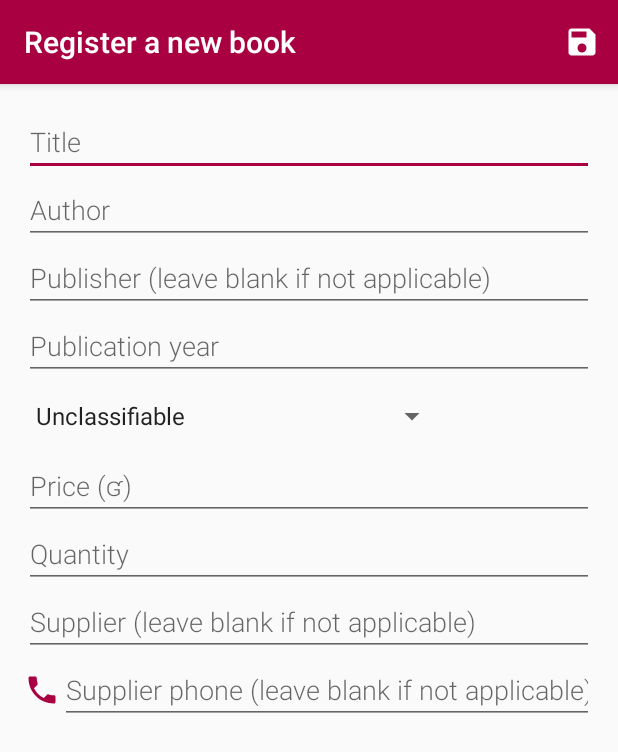
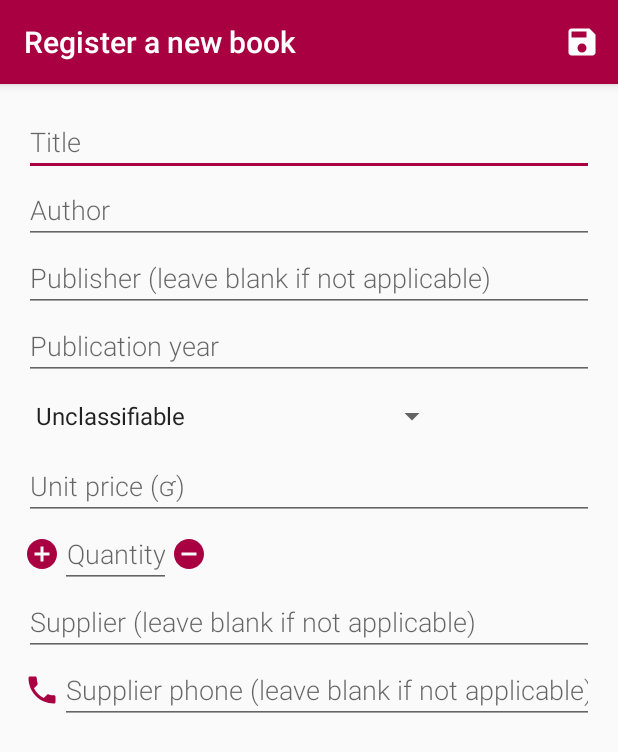
Before and after one commit to r4dixx/Flourish-And-Blotts-Book-Registry, an Android app: the NewEntryActivity screen opened directly, with no data from a screen before it, on a phone screen of 412 x 824 dp. Shown: the top 752 px of the screen. Run offline under Robolectric (Android 15) with nearby library versions, the light colour scheme and no system bars.

Commit message:
:sparkles: +/- capabilities for "quantity" when adding/editing a book

```diff
--- a/app/src/main/java/com/r4dixx/fbbookregistry/NewEntryActivity.java
+++ b/app/src/main/java/com/r4dixx/fbbookregistry/NewEntryActivity.java
@@ -113,6 +113,27 @@ public class NewEntryActivity extends AppCompatActivity implements LoaderManager
                 }
             }
         });
+    }
+
+    public void increment(View v) {
+        int quantity = 0;
+        if (!TextUtils.isEmpty(mQuantityET.getText())) {
+            quantity = Integer.parseInt(mQuantityET.getText().toString().trim());
+        }
+        mQuantityET.setText(String.valueOf(quantity + 1));
+        mBookChanged = true;
+    }
+
+    public void decrement(View v) {
+        int quantity = 0;
+        if (!TextUtils.isEmpty(mQuantityET.getText())) {
+            quantity = Integer.parseInt(mQuantityET.getText().toString().trim());
+        }
+        if ((quantity - 1) >= 0) {
+            quantity--;
+        }
+        mQuantityET.setText(String.valueOf(quantity));
+        mBookChanged = true;
     }
 
     private void setSpinner() {
@@ -387,7 +408,6 @@ public class NewEntryActivity extends AppCompatActivity implements LoaderManager
             int year = curs.getInt(yearColIndex);
             int subject = curs.getInt(subjectColIndex);
             int price = curs.getInt(priceColIndex);
-            int quantity = curs.getInt(quantityColIndex);
             String supplier = curs.getString(supplierColIndex);
             String phone = curs.getString(phoneColIndex);
 
@@ -396,7 +416,6 @@ public class NewEntryActivity extends AppCompatActivity implements LoaderManager
             mPublisherET.setText(publisher);
             mYearET.setText(String.valueOf(year));
             mPriceET.setText(String.valueOf(price));
-            mQuantityET.setText(String.valueOf(quantity));
             mSupplierET.setText(supplier);
             mSupplierPhoneET.setText(phone);
 
@@ -478,7 +497,7 @@ public class NewEntryActivity extends AppCompatActivity implements LoaderManager
         mPublisherET.getText().clear();
         mYearET.getText().clear();
         mPriceET.getText().clear();
-        mQuantityET.getText().clear();
+        mQuantityET.setText("1");
         mSupplierET.getText().clear();
         mSupplierPhoneET.getText().clear();
         mSubjectSpin.setSelection(0);
--- /dev/null
+++ b/app/src/main/res/drawable-v21/ic_add_circle_accent_24dp.xml
@@ -0,0 +1,4 @@
+<?xml version="1.0" encoding="UTF-8" standalone="no"?>
+<vector xmlns:android="http://schemas.android.com/apk/res/android" android:height="24dp" android:viewportHeight="24.0" android:viewportWidth="24.0" android:width="24dp">
+    <path android:fillColor="#a80041" android:pathData="M12,2C6.48,2 2,6.48 2,12s4.48,10 10,10 10,-4.48 10,-10S17.52,2 12,2zM17,13h-4v4h-2v-4L7,13v-2h4L11,7h2v4h4v2z"/>
+</vector>
--- /dev/null
+++ b/app/src/main/res/drawable-v21/ic_remove_circle_accent_24dp.xml
@@ -0,0 +1,4 @@
+<?xml version="1.0" encoding="UTF-8" standalone="no"?>
+<vector xmlns:android="http://schemas.android.com/apk/res/android" android:height="24dp" android:viewportHeight="24.0" android:viewportWidth="24.0" android:width="24dp">
+    <path android:fillColor="#a80041" android:pathData="M12,2C6.48,2 2,6.48 2,12s4.48,10 10,10 10,-4.48 10,-10S17.52,2 12,2zM17,13L7,13v-2h10v2z"/>
+</vector>
--- /dev/null
+++ b/app/src/main/res/drawable/ic_add_circle_accent_24dp.xml
@@ -0,0 +1,4 @@
+<?xml version="1.0" encoding="UTF-8" standalone="no"?>
+<vector xmlns:android="http://schemas.android.com/apk/res/android" android:height="24dp" android:viewportHeight="24.0" android:viewportWidth="24.0" android:width="24dp">
+    <path android:fillColor="#a80041" android:pathData="M12,2C6.48,2 2,6.48 2,12s4.48,10 10,10 10,-4.48 10,-10S17.52,2 12,2zM17,13h-4v4h-2v-4L7,13v-2h4L11,7h2v4h4v2z"/>
+</vector>
--- /dev/null
+++ b/app/src/main/res/drawable/ic_remove_circle_accent_24dp.xml
@@ -0,0 +1,4 @@
+<?xml version="1.0" encoding="UTF-8" standalone="no"?>
+<vector xmlns:android="http://schemas.android.com/apk/res/android" android:height="24dp" android:viewportHeight="24.0" android:viewportWidth="24.0" android:width="24dp">
+    <path android:fillColor="#a80041" android:pathData="M12,2C6.48,2 2,6.48 2,12s4.48,10 10,10 10,-4.48 10,-10S17.52,2 12,2zM17,13L7,13v-2h10v2z"/>
+</vector>
--- a/app/src/main/res/layout/content_new_entry.xml
+++ b/app/src/main/res/layout/content_new_entry.xml
@@ -60,13 +60,44 @@
             android:hint="@string/hint_price"
             android:inputType="number" />
 
-        <EditText
-            android:id="@+id/edit_book_quantity"
-            style="@style/EditTextTheme"
+        <LinearLayout
             android:layout_width="match_parent"
-            android:layout_height="wrap_content"
-            android:hint="@string/hint_quantity"
-            android:inputType="number" />
+            android:layout_height="match_parent"
+            android:orientation="horizontal">
+
+            <ImageView
+                android:id="@+id/edit_book_quantity_add"
+                android:layout_width="wrap_content"
+                android:layout_height="wrap_content"
+                android:layout_gravity="center_vertical"
+                android:background="?attr/selectableItemBackgroundBorderless"
+                android:clickable="true"
+                android:focusable="true"
+                android:onClick="increment"
+                android:src="@drawable/ic_add_circle_accent_24dp" />
+
+
+            <EditText
+                android:id="@+id/edit_book_quantity"
+                style="@style/EditTextTheme"
+                android:layout_width="wrap_content"
+                android:layout_height="wrap_content"
+                android:gravity="center_horizontal"
+                android:hint="@string/hint_quantity"
+                android:inputType="number" />
+
+            <ImageView
+                android:id="@+id/edit_book_quantity_remove"
+                android:layout_width="wrap_content"
+                android:layout_height="wrap_content"
+                android:layout_gravity="center_vertical"
+                android:background="?attr/selectableItemBackgroundBorderless"
+                android:clickable="true"
+                android:focusable="true"
+                android:onClick="decrement"
+                android:src="@drawable/ic_remove_circle_accent_24dp" />
+
+        </LinearLayout>
 
         <EditText
             android:id="@+id/edit_book_supplier"
--- a/app/src/main/res/values/strings.xml
+++ b/app/src/main/res/values/strings.xml
@@ -16,7 +16,7 @@
     <string name="hint_publisher">Publisher (leave blank if not applicable)</string>
     <string name="hint_year">Publication year</string>
     <string name="hint_subject">Class subject</string>
-    <string name="hint_price">Price (ʛ)</string>
+    <string name="hint_price">Unit price (ʛ)</string>
     <string name="hint_quantity">Quantity</string>
     <string name="hint_supplier">Supplier (leave blank if not applicable)</string>
     <string name="hint_phone">Supplier phone (leave blank if not applicable)</string>
```
